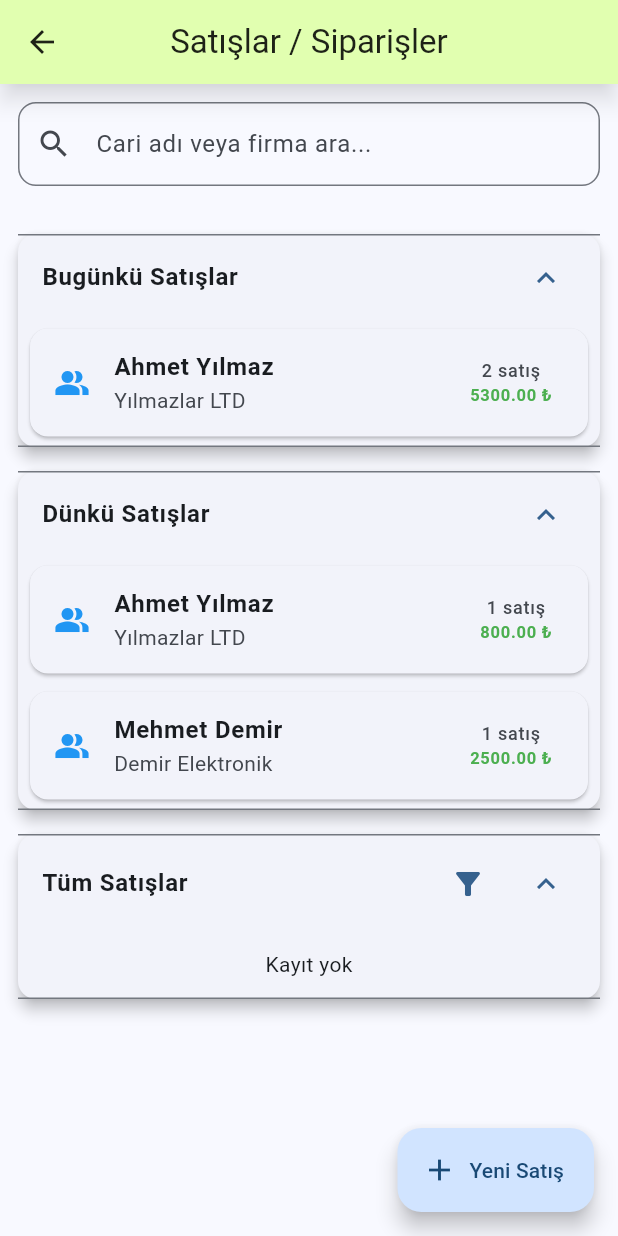
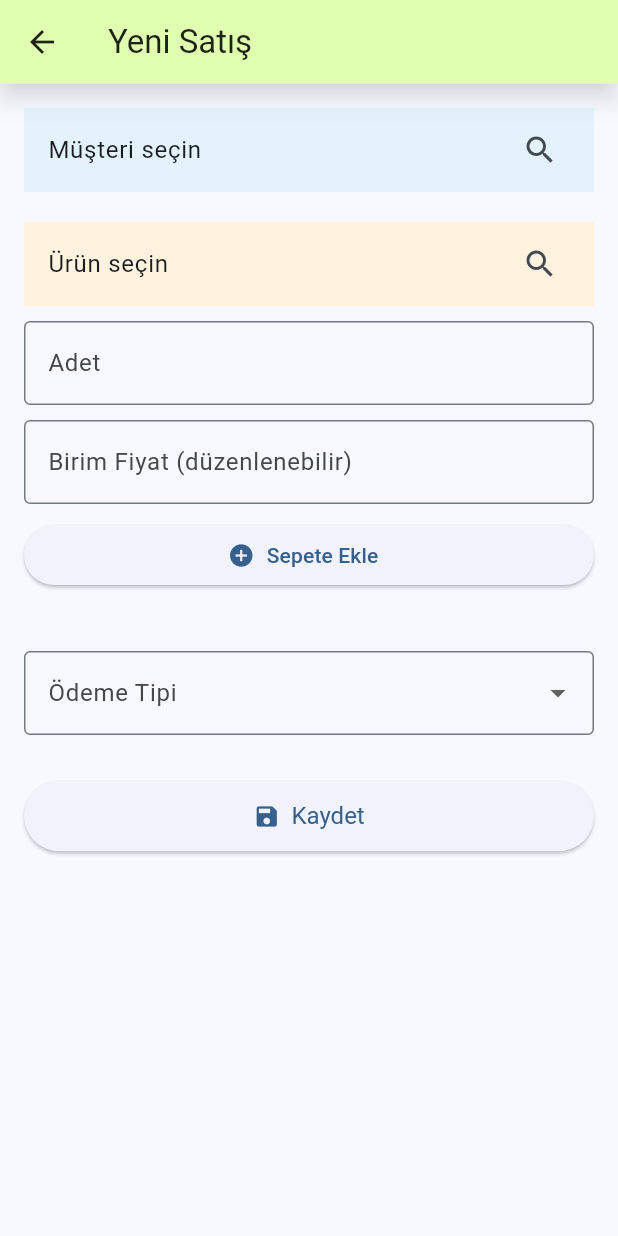
Before and after one commit to scorpgamestudio/ArenaTeknoloji, a Flutter app: the SalesPage screen opened directly, after a tap on "Yeni Satış", on a phone screen of 412 x 824 dp. Run offline on Flutter 3.47's test engine with Material 3 defaults, Android fonts, the phone set to English and light mode, and no system bars; network calls fail.

Commit message:
v1.9 kritik dalıs

```diff
--- /dev/null
+++ b/arena_teknoloji/lib/sales_form_page.dart
@@ -0,0 +1,333 @@
+import 'package:flutter/material.dart';
+
+class SalesFormPage extends StatefulWidget {
+  const SalesFormPage({super.key});
+
+  @override
+  State<SalesFormPage> createState() => _SalesFormPageState();
+}
+
+class _SalesFormPageState extends State<SalesFormPage> {
+  final _formKey = GlobalKey<FormState>();
+
+  // Dummy data
+  final List<String> customers = List.generate(
+    1000,
+    (i) => "Müşteri $i - Firma ${i % 50}",
+  );
+  final List<Map<String, dynamic>> products = List.generate(
+    200,
+    (i) => {
+      "name": "Ürün $i",
+      "barcode": "BRC${1000 + i}",
+      "price": (50 + i).toDouble(),
+    },
+  );
+
+  String? selectedCustomer;
+  Map<String, dynamic>? selectedProduct;
+
+  final TextEditingController qtyCtrl = TextEditingController();
+  final TextEditingController priceCtrl = TextEditingController();
+
+  List<Map<String, dynamic>> cart = [];
+  String? paymentType;
+
+  // 🔹 Sepete ürün ekle
+  void _addProductToCart() {
+    if (selectedProduct == null ||
+        qtyCtrl.text.isEmpty ||
+        priceCtrl.text.isEmpty)
+      return;
+
+    int qty = int.tryParse(qtyCtrl.text) ?? 1;
+    double price = double.tryParse(priceCtrl.text) ?? 0;
+
+    setState(() {
+      cart.add({
+        "product": selectedProduct!["name"],
+        "barcode": selectedProduct!["barcode"],
+        "qty": qty,
+        "price": price,
+        "total": qty * price,
+      });
+      selectedProduct = null;
+      qtyCtrl.clear();
+      priceCtrl.clear();
+    });
+  }
+
+  // 🔹 Sepetten sil
+  void _removeFromCart(int index) {
+    setState(() => cart.removeAt(index));
+  }
+
+  double get totalAmount =>
+      cart.fold<double>(0, (sum, item) => sum + item["total"]);
+
+  void _saveSale() {
+    if (selectedCustomer == null) {
+      ScaffoldMessenger.of(
+        context,
+      ).showSnackBar(const SnackBar(content: Text("Müşteri seçin")));
+      return;
+    }
+    if (cart.isEmpty) {
+      ScaffoldMessenger.of(
+        context,
+      ).showSnackBar(const SnackBar(content: Text("Sepete ürün ekleyin")));
+      return;
+    }
+    if (paymentType == null) {
+      ScaffoldMessenger.of(
+        context,
+      ).showSnackBar(const SnackBar(content: Text("Ödeme tipi seçin")));
+      return;
+    }
+
+    debugPrint("Cari: $selectedCustomer");
+    debugPrint("Ürünler: $cart");
+    debugPrint("Ödeme: $paymentType");
+    debugPrint("Toplam: $totalAmount");
+
+    Navigator.pop(context);
+  }
+
+  @override
+  Widget build(BuildContext context) {
+    return Scaffold(
+      appBar: AppBar(title: const Text("Yeni Satış")),
+      body: Form(
+        key: _formKey,
+        child: ListView(
+          padding: const EdgeInsets.all(16),
+          children: [
+            // 🔎 Müşteri seçimi (arama filtreli)
+            ListTile(
+              title: Text(selectedCustomer ?? "Müşteri seçin"),
+              trailing: const Icon(Icons.search),
+              tileColor: Colors.blue.shade50,
+              onTap: () async {
+                final result = await showSearch<String>(
+                  context: context,
+                  delegate: CustomerSearchDelegate(customers),
+                );
+                if (result != null) {
+                  setState(() => selectedCustomer = result);
+                }
+              },
+            ),
+            const SizedBox(height: 20),
+
+            // 🔎 Ürün seçimi (arama filtreli)
+            ListTile(
+              title: Text(
+                selectedProduct != null
+                    ? "${selectedProduct!["name"]} (${selectedProduct!["barcode"]})"
+                    : "Ürün seçin",
+              ),
+              trailing: const Icon(Icons.search),
+              tileColor: Colors.orange.shade50,
+              onTap: () async {
+                final result = await showSearch<Map<String, dynamic>>(
+                  context: context,
+                  delegate: ProductSearchDelegate(products),
+                );
+                if (result != null) {
+                  setState(() {
+                    selectedProduct = result;
+                    priceCtrl.text = result["price"]
+                        .toString(); // 🔹 fiyat otomatik gelsin
+                  });
+                }
+              },
+            ),
+            const SizedBox(height: 10),
+
+            // Adet girme
+            TextField(
+              controller: qtyCtrl,
+              keyboardType: TextInputType.number,
+              decoration: const InputDecoration(
+                labelText: "Adet",
+                border: OutlineInputBorder(),
+              ),
+            ),
+            const SizedBox(height: 10),
+
+            // Fiyat (otomatik gelir ama değiştirilebilir)
+            TextField(
+              controller: priceCtrl,
+              keyboardType: TextInputType.number,
+              decoration: const InputDecoration(
+                labelText: "Birim Fiyat (düzenlenebilir)",
+                border: OutlineInputBorder(),
+              ),
+            ),
+            const SizedBox(height: 10),
+
+            ElevatedButton.icon(
+              onPressed: _addProductToCart,
+              icon: const Icon(Icons.add_circle),
+              label: const Text("Sepete Ekle"),
+            ),
+
+            const SizedBox(height: 20),
+
+            // Sepet listesi
+            if (cart.isNotEmpty)
+              Column(
+                crossAxisAlignment: CrossAxisAlignment.start,
+                children: [
+                  const Text(
+                    "Sepet",
+                    style: TextStyle(fontWeight: FontWeight.bold),
+                  ),
+                  const SizedBox(height: 8),
+                  ...cart.asMap().entries.map((entry) {
+                    int index = entry.key;
+                    var item = entry.value;
+                    return Card(
+                      child: ListTile(
+                        title: Text("${item["product"]} x${item["qty"]}"),
+                        subtitle: Text("Barkod: ${item["barcode"]}"),
+                        trailing: Row(
+                          mainAxisSize: MainAxisSize.min,
+                          children: [
+                            Text(
+                              "${item["total"]} ₺",
+                              style: const TextStyle(
+                                fontWeight: FontWeight.bold,
+                                color: Colors.green,
+                              ),
+                            ),
+                            IconButton(
+                              icon: const Icon(Icons.delete, color: Colors.red),
+                              onPressed: () => _removeFromCart(index),
+                            ),
+                          ],
+                        ),
+                      ),
+                    );
+                  }),
+                  Align(
+                    alignment: Alignment.centerRight,
+                    child: Text(
+                      "Toplam: $totalAmount ₺",
+                      style: const TextStyle(
+                        fontWeight: FontWeight.bold,
+                        fontSize: 16,
+                      ),
+                    ),
+                  ),
+                ],
+              ),
+
+            const SizedBox(height: 20),
+
+            // Ödeme tipi
+            DropdownButtonFormField<String>(
+              value: paymentType,
+              items: [
+                "Nakit",
+                "Kredi Kartı",
+                "Havale",
+                "Vadeli",
+              ].map((p) => DropdownMenuItem(value: p, child: Text(p))).toList(),
+              onChanged: (val) => setState(() => paymentType = val),
+              decoration: const InputDecoration(
+                labelText: "Ödeme Tipi",
+                border: OutlineInputBorder(),
+              ),
+            ),
+
+            const SizedBox(height: 30),
+
+            ElevatedButton.icon(
+              onPressed: _saveSale,
+              icon: const Icon(Icons.save),
+              label: const Text("Kaydet"),
+              style: ElevatedButton.styleFrom(
+                padding: const EdgeInsets.symmetric(vertical: 14),
+                textStyle: const TextStyle(fontSize: 16),
+              ),
+            ),
+          ],
+        ),
+      ),
+    );
+  }
+}
+
+/// 🔹 Cari arama delegesi
+class CustomerSearchDelegate extends SearchDelegate<String> {
+  final List<String> customers;
+  CustomerSearchDelegate(this.customers);
+
+  @override
+  List<Widget>? buildActions(BuildContext context) => [
+    IconButton(onPressed: () => query = "", icon: const Icon(Icons.clear)),
+  ];
+
+  @override
+  Widget? buildLeading(BuildContext context) => IconButton(
+    onPressed: () => close(context, ""),
+    icon: const Icon(Icons.arrow_back),
+  );
+
+  @override
+  Widget buildResults(BuildContext context) {
+    final results = customers
+        .where((c) => c.toLowerCase().contains(query.toLowerCase()))
+        .toList();
+    return ListView.builder(
+      itemCount: results.length,
+      itemBuilder: (_, i) => ListTile(
+        title: Text(results[i]),
+        onTap: () => close(context, results[i]),
+      ),
+    );
+  }
+
+  @override
+  Widget buildSuggestions(BuildContext context) => buildResults(context);
+}
+
+/// 🔹 Ürün arama delegesi
+class ProductSearchDelegate extends SearchDelegate<Map<String, dynamic>> {
+  final List<Map<String, dynamic>> products;
+  ProductSearchDelegate(this.products);
+
+  @override
+  List<Widget>? buildActions(BuildContext context) => [
+    IconButton(onPressed: () => query = "", icon: const Icon(Icons.clear)),
+  ];
+
+  @override
+  Widget? buildLeading(BuildContext context) => IconButton(
+    onPressed: () => close(context, {}),
+    icon: const Icon(Icons.arrow_back),
+  );
+
+  @override
+  Widget buildResults(BuildContext context) {
+    final results = products.where((p) {
+      return p["name"].toLowerCase().contains(query.toLowerCase()) ||
+          p["barcode"].toLowerCase().contains(query.toLowerCase());
+    }).toList();
+
+    return ListView.builder(
+      itemCount: results.length,
+      itemBuilder: (_, i) => ListTile(
+        title: Text(results[i]["name"]),
+        subtitle: Text(
+          "Barkod: ${results[i]["barcode"]} - ${results[i]["price"]} ₺",
+        ),
+        onTap: () => close(context, results[i]),
+      ),
+    );
+  }
+
+  @override
+  Widget buildSuggestions(BuildContext context) => buildResults(context);
+}
--- a/arena_teknoloji/lib/sales_page.dart
+++ b/arena_teknoloji/lib/sales_page.dart
@@ -1,3 +1,4 @@
+import 'package:arena_teknoloji/sales_form_page.dart';
 import 'package:flutter/material.dart';
 import 'package:intl/intl.dart';
 
@@ -137,8 +138,12 @@ class _SalesPageState extends State<SalesPage> {
       ),
       floatingActionButton: FloatingActionButton.extended(
         onPressed: () {
-          // Yeni satış ekleme sayfası açılacak
+          Navigator.push(
+            context,
+            MaterialPageRoute(builder: (_) => const SalesFormPage()),
+          );
         },
+
         icon: const Icon(Icons.add),
         label: const Text("Yeni Satış"),
       ),
```
